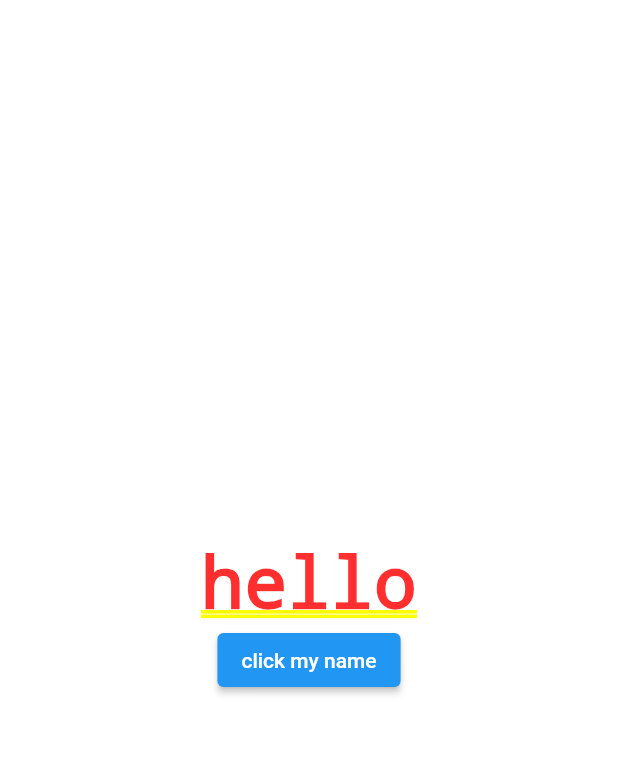
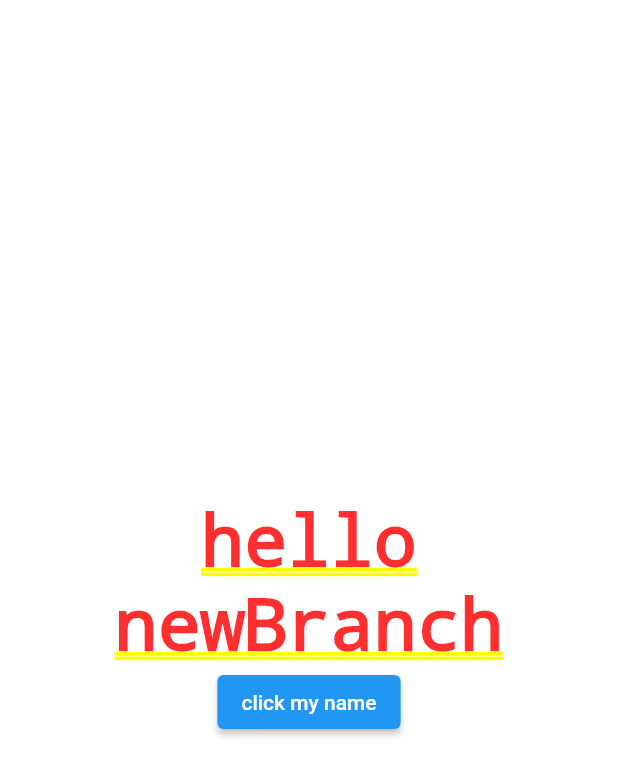
Before and after one commit to haroonBugti/day_fourteen, a Flutter app: the screen it shows after launch, on a phone screen of 412 x 824 dp. Shown: the top 776 px of the screen. Run offline on Flutter 3.47's test engine with Material 2 defaults, Android fonts, the phone set to English and light mode, and no system bars.

Commit message:
added or chanfe iins new branch

```diff
--- a/lib/main.dart
+++ b/lib/main.dart
@@ -26,6 +26,7 @@ class _MyAppState extends State<MyApp> {
         mainAxisAlignment: MainAxisAlignment.center,
         children: [
           Text(temp),
+          Text("newBranch"),
           ElevatedButton(onPressed: (){
             setState(() {
               tem = "world change";
```
